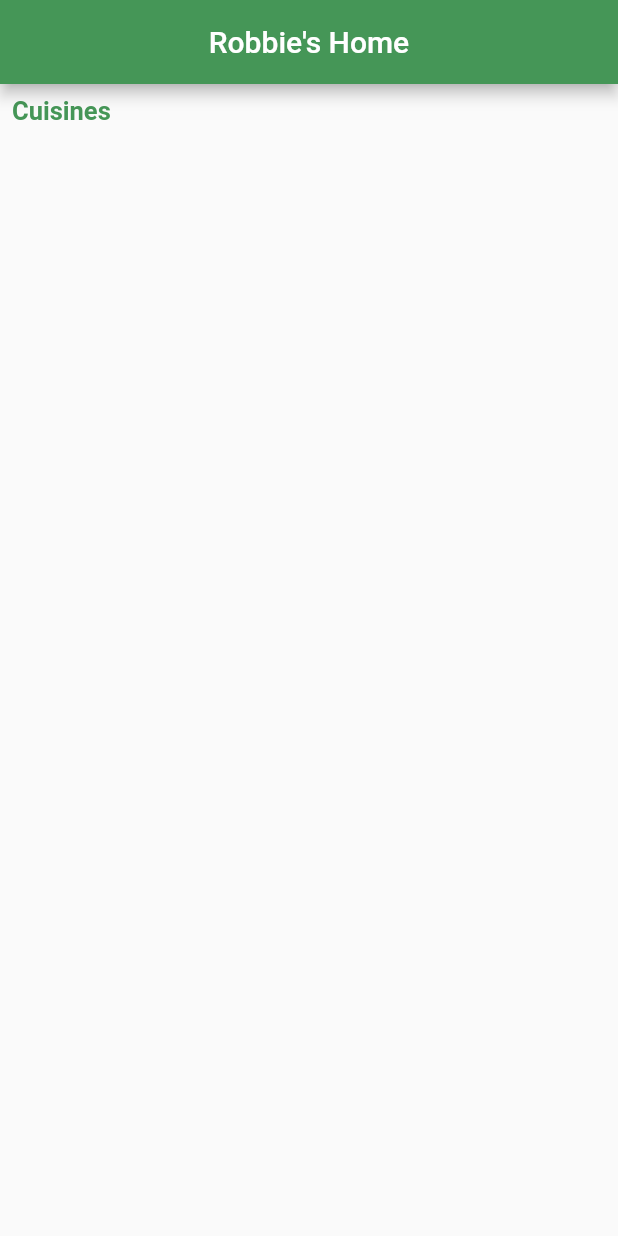
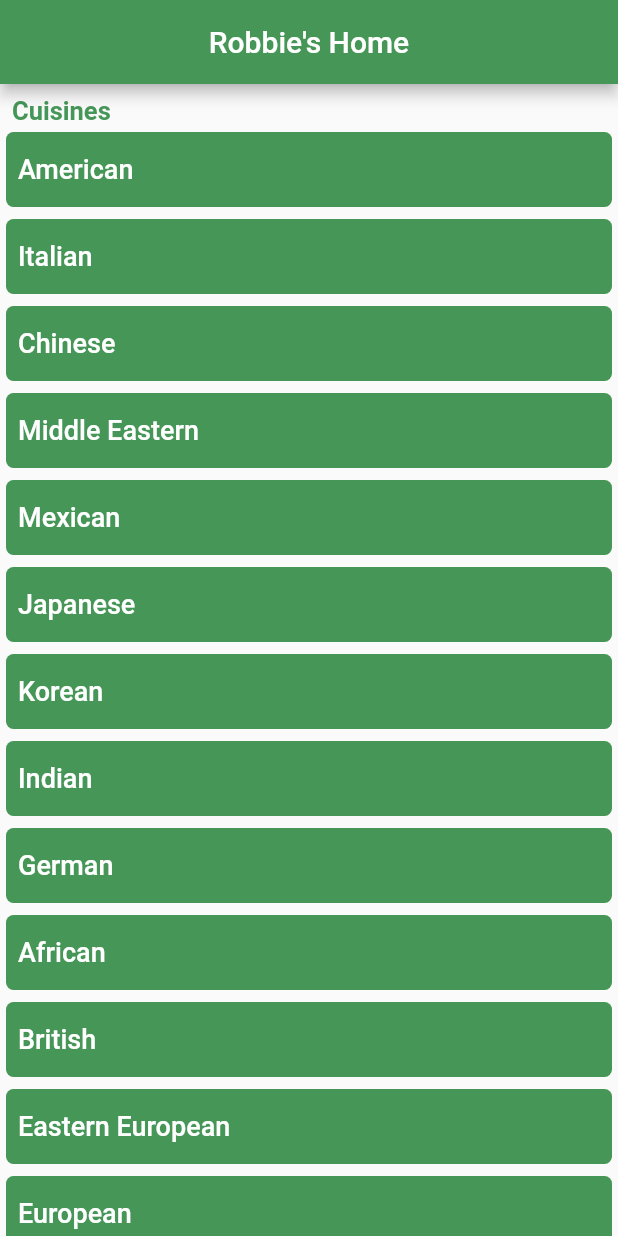
Before and after one commit to Fmahboob/Pocket-Kitchen, a Flutter app: the CuisinesView screen opened directly, on a phone screen of 412 x 824 dp. Run offline on Flutter 3.47's test engine with Material 2 defaults, Android fonts, the phone set to English and light mode, and no system bars; our stand-ins replace google_sign_in, shared_preferences; missing offline and left inert: dart:ffi, flutter_barcode_scanner, mysql1; accounts and stored records are empty.

Commit message:
Added all cuisines in listview

```diff
--- a/lib/views/cuisine_views/cuisines_view.dart
+++ b/lib/views/cuisine_views/cuisines_view.dart
@@ -43,9 +43,8 @@ class CuisinesViewState extends State<CuisinesView> {
             child: ListView.builder(
               itemCount: categories.length,
               itemBuilder: (context, index) {
-                return Container();
-
-              },
+               return cuisinesListItem(index);
+    },
 
             ),
           ),
```
